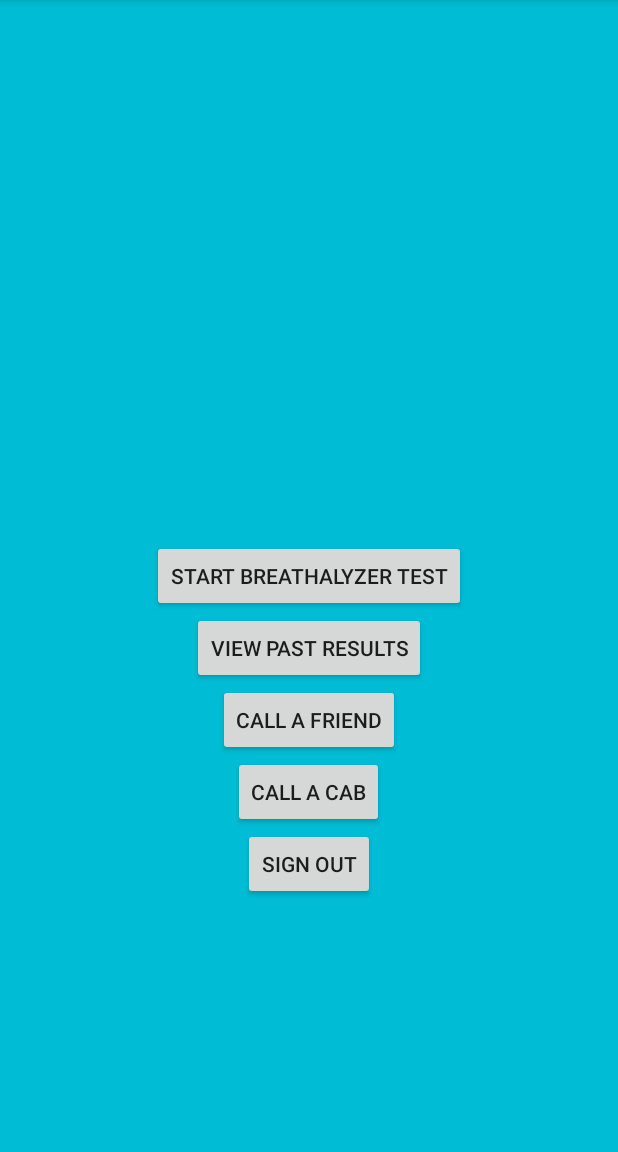
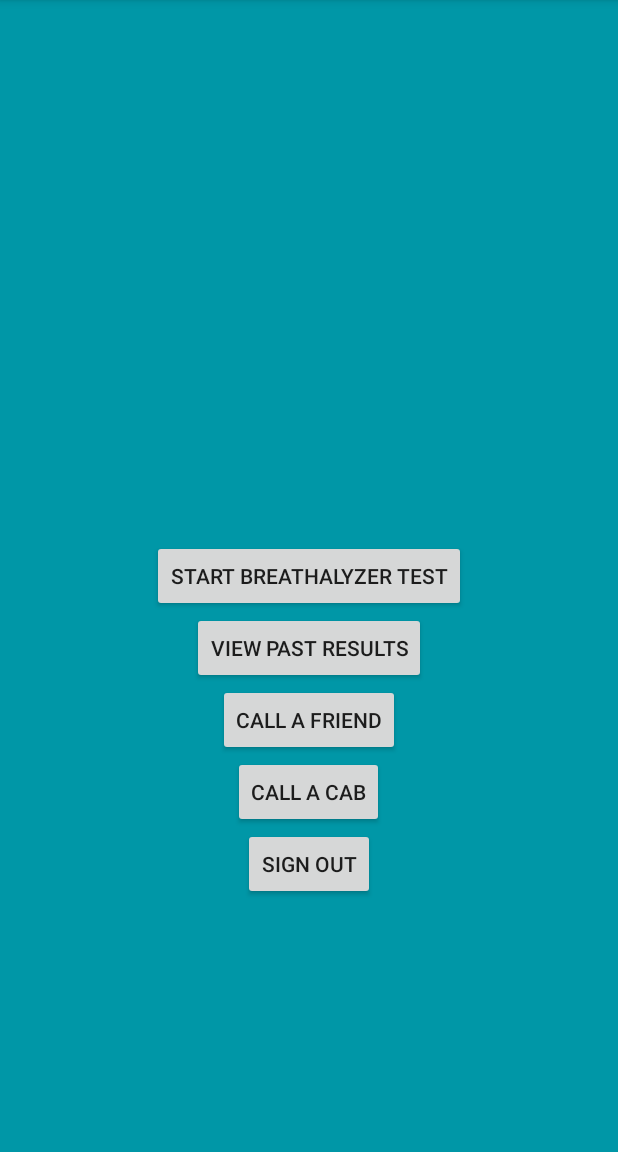
Before and after one commit to MohitaPrabhakar/BreathalyzerMKM, an Android app: the screen it shows after launch once a user with an empty profile is signed in (MainActivity), on a phone screen of 412 x 824 dp, the part 84-1236 px from its top. Run offline under Robolectric (Android 15) with nearby library versions, the phone set to English and light mode, and no system bars; our stand-ins replace Firebase (no records; nobody signed in at launch, a user with empty details on screens opened directly); libraries missing offline, so code that uses them is left out: com.firebase.client.

Commit message:
//Changing XML Background Colors

```diff
--- a/app/src/main/res/layout/activity_main.xml
+++ b/app/src/main/res/layout/activity_main.xml
@@ -4,7 +4,7 @@
     xmlns:tools="http://schemas.android.com/tools"
     android:layout_width="match_parent"
     android:layout_height="match_parent"
-    android:background="@color/colorPrimary"
+    android:background="@color/colorPrimaryDark"
     tools:context="ca.humber.mkmdevelopers.mkm_breathalyzer.MainActivity">
 
     <Button
--- a/app/src/main/res/layout/activity_reset_password.xml
+++ b/app/src/main/res/layout/activity_reset_password.xml
@@ -4,6 +4,7 @@
     xmlns:tools="http://schemas.android.com/tools"
     android:layout_width="match_parent"
     android:layout_height="match_parent"
+    android:background="@color/colorPrimaryDark"
     tools:context="ca.humber.mkmdevelopers.mkm_breathalyzer.ResetPasswordActivity">
 
 
```
